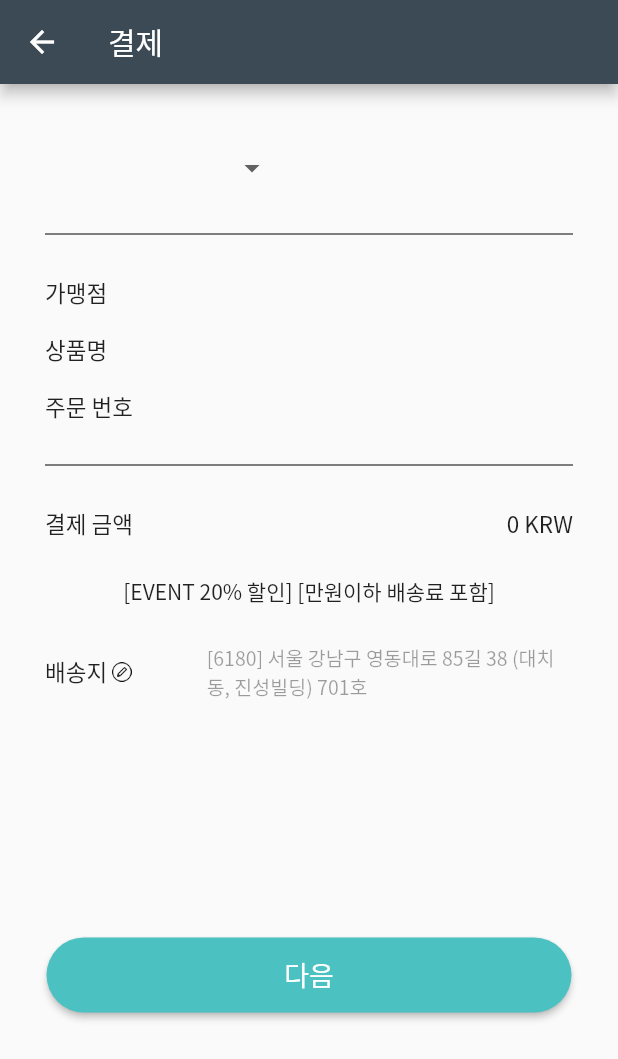
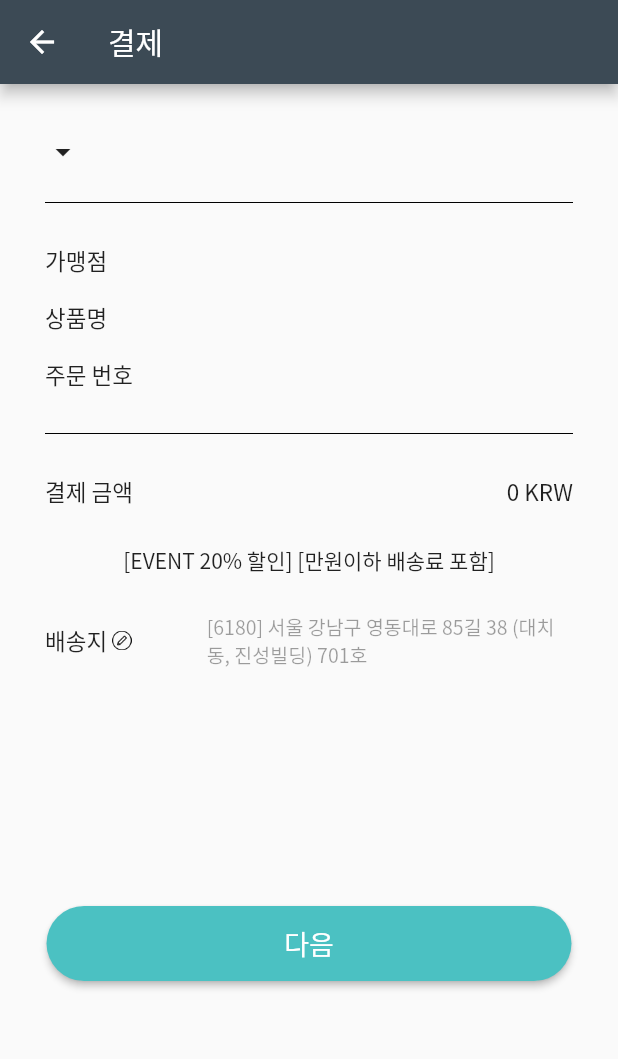
Before and after one commit to jinwoo-nam/Instapay-work, a Flutter app: the OrderScreen screen opened directly with empty values, on a phone screen of 412 x 824 dp. Shown: the top 1059 px of the screen. Run offline on Flutter 3.47's test engine with Material 2 defaults, Android fonts, the phone set to English and light mode, and no system bars; our stand-ins replace dotted_border, fluttertoast, freezed_annotation, infinite_scroll_pagination, sqflite, webview_flutter; missing offline and left inert: qr_code_scanner; accounts and stored records are empty; generated files the repository leaves out were written again.

```diff
--- /dev/null
+++ b/instapay_clone/lib/presentation/qr_pay/components/order_loader.dart
@@ -0,0 +1,15 @@
+import 'package:flutter/material.dart';
+
+class OrderLoader {
+  static final OrderLoader appLoader = OrderLoader();
+  ValueNotifier<bool> loaderShowingNotifier = ValueNotifier(false);
+  ValueNotifier<String> loaderTextNotifier = ValueNotifier('error message');
+
+  void showLoader() {
+    loaderShowingNotifier.value = true;
+  }
+
+  void hideLoader() {
+    loaderShowingNotifier.value = false;
+  }
+}
--- a/instapay_clone/lib/presentation/qr_pay/components/order_screen.dart
+++ b/instapay_clone/lib/presentation/qr_pay/components/order_screen.dart
@@ -1,7 +1,7 @@
 import 'package:flutter/material.dart';
 import 'package:instapay_clone/domain/model/my_wallet/bank_account_data.dart';
 import 'package:instapay_clone/domain/model/qr_pay/book_order_data.dart';
-import 'package:instapay_clone/presentation/my_wallet/components/bank_account_register_screen.dart';
+import 'package:instapay_clone/presentation/qr_pay/components/order_loader.dart';
 import 'package:instapay_clone/presentation/qr_pay/components/transaction_success_screen.dart';
 import 'package:instapay_clone/presentation/qr_pay/qr_pay_state.dart';
 import 'package:instapay_clone/presentation/qr_pay/qr_pay_view_model.dart';
@@ -27,7 +27,7 @@ class _OrderScreenState extends State<OrderScreen> {
   @override
   void initState() {
     super.initState();
-    Future.microtask(() async{
+    Future.microtask(() async {
       final viewModel = context.read<QrPayViewModel>();
       await viewModel.fetchBankAccountData();
       await viewModel.fetchDefaultAddress();
@@ -92,28 +92,46 @@ class _OrderScreenState extends State<OrderScreen> {
                 Column(
                   crossAxisAlignment: CrossAxisAlignment.start,
                   children: [
-                    SizedBox(
-                      width: 150,
-                      child: DropdownButtonFormField(
-                        decoration: const InputDecoration(
-                          border: InputBorder.none,
+                    InkWell(
+                      onTap: () {
+                        OrderLoader.appLoader.showLoader();
+                      },
+                      child: SizedBox(
+                        width: 150,
+                        child: Row(
+                          crossAxisAlignment: CrossAxisAlignment.center,
+                          children: [
+                            Text(
+                              state.defaultAccount?.title ?? '',
+                              style: const TextStyle(
+                                fontSize: 18,
+                                fontWeight: FontWeight.w600,
+                              ),
+                            ),
+                            const Icon(Icons.arrow_drop_down_sharp),
+                          ],
                         ),
-                        value: getDefaultValue(state),
-                        items: getDropDownMenuItems(state.accountList),
-                        onChanged: (selected) async {
-                          if (selected != null && selected == '결제수단 추가') {
-                            final result = await Navigator.push(
-                              context,
-                              MaterialPageRoute(
-                                builder: (context) =>
-                                    const BankAccountRegisterScreen(),
-                              ),
-                            );
-                            if (result != null) {
-                              viewModel.addBankAccountData(result);
-                            }
-                          }
-                        },
+                        // child: DropdownButtonFormField(
+                        //   decoration: const InputDecoration(
+                        //     border: InputBorder.none,
+                        //   ),
+                        //   value: getDefaultValue(state),
+                        //   items: getDropDownMenuItems(state.accountList),
+                        //   onChanged: (selected) async {
+                        //     if (selected != null && selected == '결제수단 추가') {
+                        //       final result = await Navigator.push(
+                        //         context,
+                        //         MaterialPageRoute(
+                        //           builder: (context) =>
+                        //               const BankAccountRegisterScreen(),
+                        //         ),
+                        //       );
+                        //       if (result != null) {
+                        //         viewModel.addBankAccountData(result);
+                        //       }
+                        //     }
+                        //   },
+                        // ),
                       ),
                     ),
                     const Divider(
@@ -253,8 +271,9 @@ class _OrderScreenState extends State<OrderScreen> {
                       await Navigator.push(
                         context,
                         MaterialPageRoute(
-                            builder: (context) =>
-                                TransactionSuccessScreen(orderData: widget.data,)),
+                            builder: (context) => TransactionSuccessScreen(
+                                  orderData: widget.data,
+                                )),
                       );
 
                       Navigator.pop(context, true);
```
Also changed, not shown: instapay_clone/lib/presentation/qr_pay/components/order_overlay_widget.dart (added, +126 -0 lines), instapay_clone/lib/presentation/qr_pay/qr_pay_screen.dart (+10 -3 lines), instapay_clone/lib/presentation/qr_pay/qr_pay_view_model.dart (+12 -1 lines), 3 other files.
